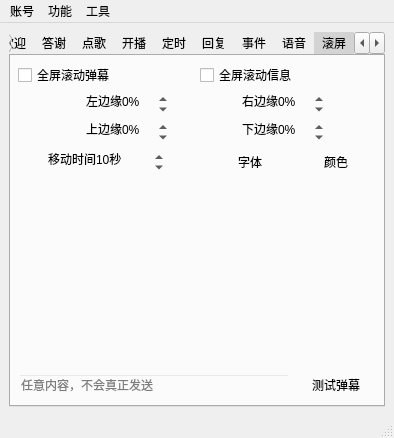
First picture: the form in mainwindow.ui, repository iwxyi/Bilibili-MagicalDanmaku, before the edit.
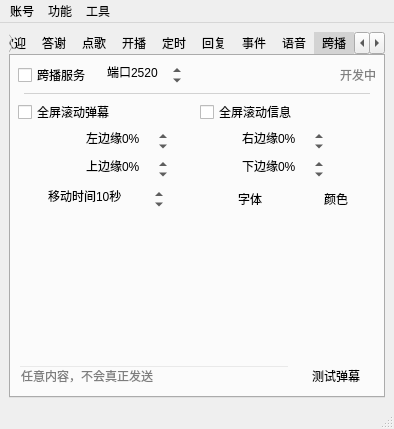
Second picture: the form after the edit. The open tabs and pages were chosen to show the change. Icons and pictures are not drawn. Custom widgets are drawn as their Qt base class.

Commit message: 优化跨播链接

Diff of the .ui file:
```diff
--- a/mainwindow.ui
+++ b/mainwindow.ui
@@ -7,7 +7,7 @@
     <x>0</x>
     <y>0</y>
     <width>394</width>
-    <height>438</height>
+    <height>387</height>
    </rect>
   </property>
   <property name="windowTitle">
@@ -2007,9 +2007,103 @@
       </widget>
       <widget class="QWidget" name="tab_7">
        <attribute name="title">
-        <string>滚屏</string>
+        <string>跨播</string>
        </attribute>
        <layout class="QVBoxLayout" name="verticalLayout_8">
+        <item>
+         <layout class="QHBoxLayout" name="horizontalLayout_42">
+          <property name="topMargin">
+           <number>0</number>
+          </property>
+          <item>
+           <widget class="QCheckBox" name="serverCheck">
+            <property name="toolTip">
+             <string>&lt;html&gt;&lt;head/&gt;&lt;body&gt;&lt;p&gt;支持添加到直播页面&lt;/p&gt;&lt;p&gt;直播姬中添加浏览器，网址为：localhost:端口&lt;/p&gt;&lt;p&gt;点歌姬位置：网址/order&lt;/p&gt;&lt;p&gt;弹幕姬位置：网址/danmaku&lt;/p&gt;&lt;/body&gt;&lt;/html&gt;</string>
+            </property>
+            <property name="text">
+             <string>跨播服务</string>
+            </property>
+           </widget>
+          </item>
+          <item>
+           <widget class="QSpinBox" name="serverPortSpin">
+            <property name="contextMenuPolicy">
+             <enum>Qt::NoContextMenu</enum>
+            </property>
+            <property name="toolTip">
+             <string>&lt;html&gt;&lt;head/&gt;&lt;body&gt;&lt;p&gt;最早的开播时间&lt;/p&gt;&lt;p&gt;将在开播前半小时内预先连接B站弹幕服务器&lt;/p&gt;&lt;/body&gt;&lt;/html&gt;</string>
+            </property>
+            <property name="styleSheet">
+             <string notr="true">QAbstractSpinBox
+{
+	background: transparent;
+}</string>
+            </property>
+            <property name="frame">
+             <bool>false</bool>
+            </property>
+            <property name="alignment">
+             <set>Qt::AlignCenter</set>
+            </property>
+            <property name="suffix">
+             <string/>
+            </property>
+            <property name="prefix">
+             <string>端口</string>
+            </property>
+            <property name="maximum">
+             <number>65535</number>
+            </property>
+            <property name="value">
+             <number>2520</number>
+            </property>
+           </widget>
+          </item>
+          <item>
+           <spacer name="horizontalSpacer_24">
+            <property name="orientation">
+             <enum>Qt::Horizontal</enum>
+            </property>
+            <property name="sizeHint" stdset="0">
+             <size>
+              <width>40</width>
+              <height>20</height>
+             </size>
+            </property>
+           </spacer>
+          </item>
+          <item>
+           <widget class="QLabel" name="label_12">
+            <property name="styleSheet">
+             <string notr="true">color: gray;</string>
+            </property>
+            <property name="text">
+             <string>开发中</string>
+            </property>
+           </widget>
+          </item>
+         </layout>
+        </item>
+        <item>
+         <widget class="QWidget" name="widget_3" native="true">
+          <property name="minimumSize">
+           <size>
+            <width>0</width>
+            <height>1</height>
+           </size>
+          </property>
+          <property name="maximumSize">
+           <size>
+            <width>16777215</width>
+            <height>1</height>
+           </size>
+          </property>
+          <property name="styleSheet">
+           <string notr="true">background: rgba(88, 88, 88, 64);
+margin: 6px;</string>
+          </property>
+         </widget>
+        </item>
         <item>
          <layout class="QHBoxLayout" name="horizontalLayout_9">
           <item>
```
Left out of the diff: 4 changed lines with no effect on the pictures. The commit also changes 5 other files.
